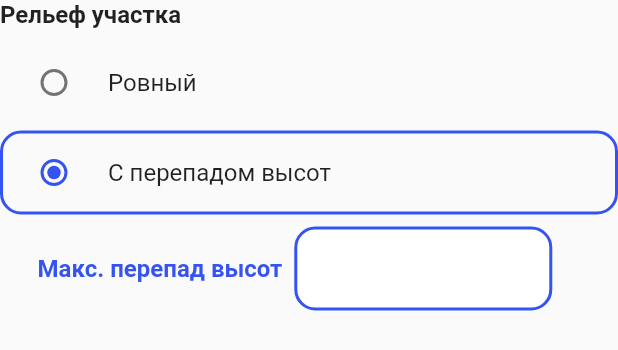
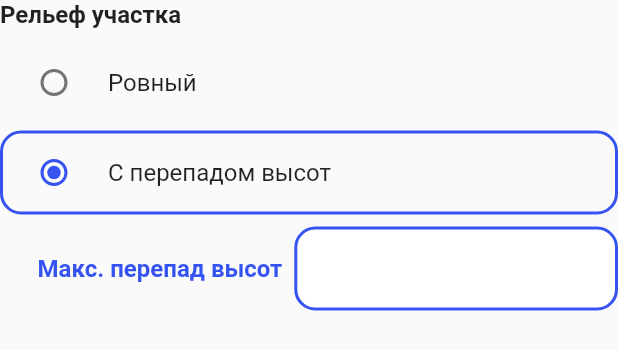
Before and after one commit to 8847141/flutter_web, a Flutter app: the TerrarianType widget shown alone on an empty page, opened directly, after a tap on "С перепадом высот", on a phone screen of 412 x 824 dp. Shown: the top 350 px of the screen. Run offline on Flutter 3.47's test engine with Material 2 defaults, Android fonts, the phone set to English and light mode, and no system bars; our stand-ins replace bloc, flutter_bloc.

Commit message:
Fixed textField size in terrainType

```diff
--- a/lib/widgets/terrarian_type_widget.dart
+++ b/lib/widgets/terrarian_type_widget.dart
@@ -75,11 +75,9 @@ class TerrarianType extends StatelessWidget {
                         ),
                       ),
                       const SizedBox(width: 8.0),
-                      Align(
-                        alignment: Alignment.center,
+                      Flexible(
                         child: SizedBox(
                           height: 56.0,
-                          width: MediaQuery.of(context).size.width - 240,
                           child: TextField(
                             controller: _heightDifferenceController,
                             maxLines: 1,
```
